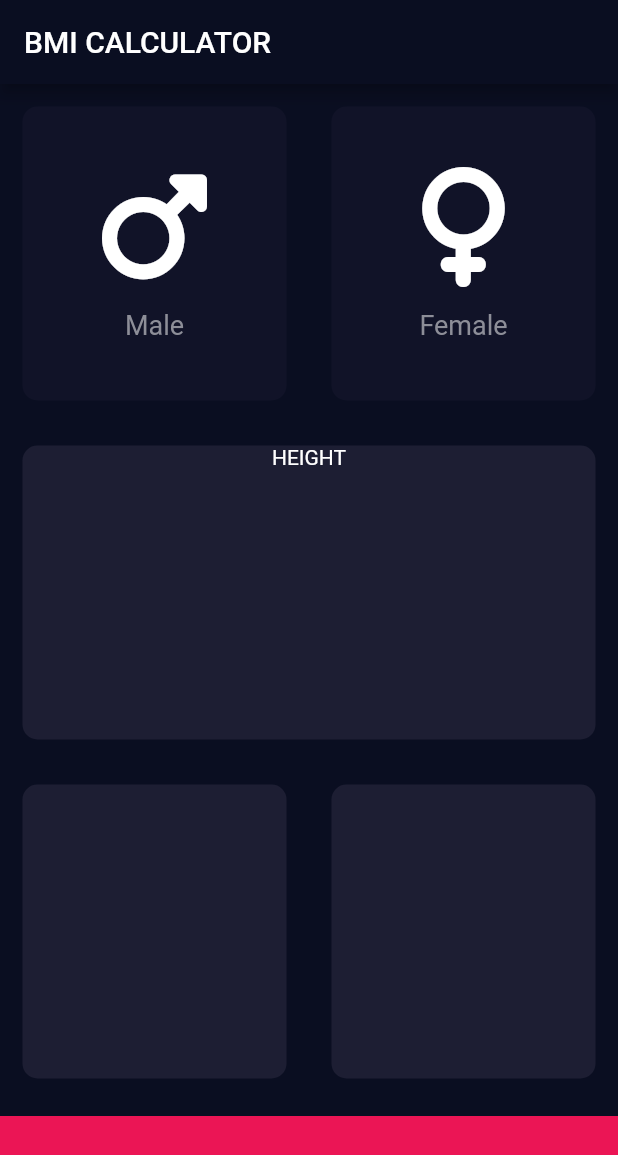
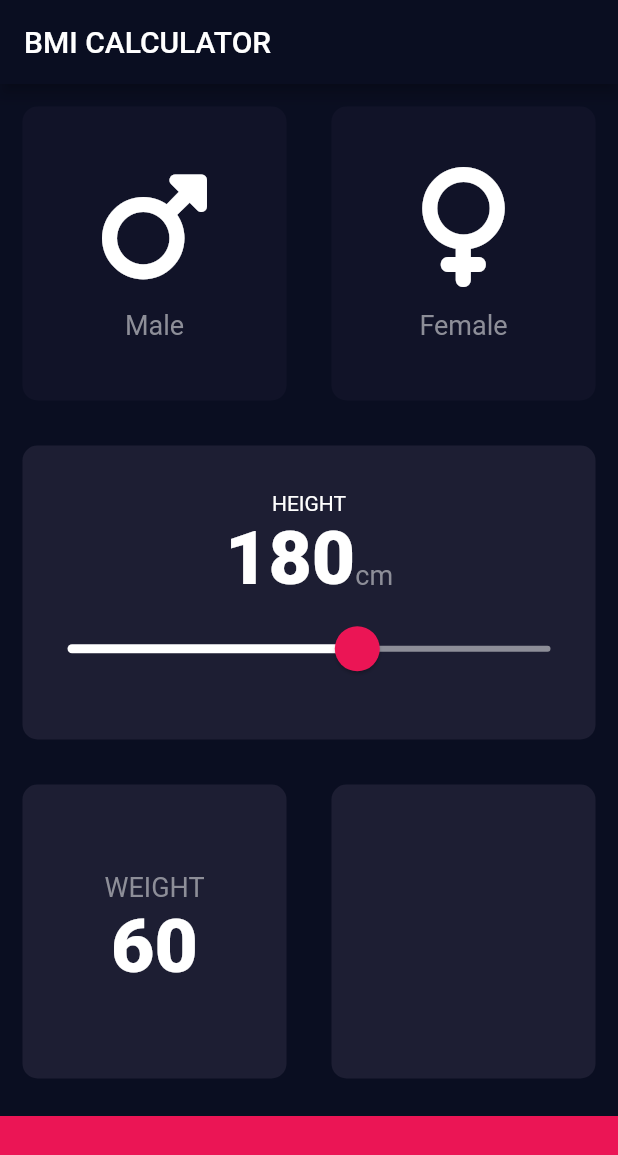
Before and after one commit to Macdeo/bmi, a Flutter app: the screen it shows after launch, on a phone screen of 412 x 824 dp. Shown: the top 1155 px of the screen. Run offline on Flutter 3.47's test engine with Material 2 defaults, Android fonts, the phone set to English and light mode, and no system bars; our stand-ins replace font_awesome_flutter.

Commit message:
modified:   lib/constant.dart 	modified:   lib/gender_selector.dart 	modified:   lib/input_page.dart

```diff
--- a/lib/constant.dart
+++ b/lib/constant.dart
@@ -5,4 +5,9 @@ const kActiveCardColor = Color(0xFF1D1E33);
 const kInActiveCardColor = Color(0xFF111328);
 const kBottomContainerColor = Color(0xFFEB1555);
 
-const labelTextStyle = TextStyle(fontSize: 18, color: Color(0xFF8D8E98));
+const klabelTextStyle = TextStyle(fontSize: 18, color: Color(0xFF8D8E98));
+
+const kNumberTextStyle = TextStyle(
+  fontSize: 50,
+  fontWeight: FontWeight.w900,
+);
--- a/lib/gender_selector.dart
+++ b/lib/gender_selector.dart
@@ -18,7 +18,7 @@ class GenderSelector extends StatelessWidget {
       ),
       Text(
         title,
-        style: labelTextStyle,
+        style: klabelTextStyle,
       )
     ]);
   }
--- a/lib/input_page.dart
+++ b/lib/input_page.dart
@@ -18,6 +18,8 @@ class InputPage extends StatefulWidget {
 
 class _InputPageState extends State<InputPage> {
   Gender? selectedGender;
+  int height = 180;
+  int weigth = 60;
 
   @override
   Widget build(BuildContext context) {
@@ -67,20 +69,69 @@ class _InputPageState extends State<InputPage> {
           Expanded(
             child: ReusableCard(
               colour: kActiveCardColor,
-              cardChild: Column(children: [
-                Text(
-                  'HEIGHT',
-                )
-              ]),
+              cardChild: Column(
+                  mainAxisAlignment: MainAxisAlignment.center,
+                  children: [
+                    Text(
+                      'HEIGHT',
+                    ),
+                    Row(
+                      mainAxisAlignment: MainAxisAlignment.center,
+                      crossAxisAlignment: CrossAxisAlignment.baseline,
+                      textBaseline: TextBaseline.alphabetic,
+                      children: [
+                        Text(
+                          height.toString(),
+                          style: kNumberTextStyle,
+                        ),
+                        Text(
+                          'cm',
+                          style: klabelTextStyle,
+                        )
+                      ],
+                    ),
+                    SliderTheme(
+                      data: SliderTheme.of(context).copyWith(
+                          activeTrackColor: Colors.white,
+                          inactiveTrackColor: Color(0xFF8D8E98),
+                          thumbColor: Color(0xFFEB1555),
+                          overlayColor: Color(0x29EB1555),
+                          thumbShape:
+                              RoundSliderThumbShape(enabledThumbRadius: 15.0),
+                          overlayShape:
+                              RoundSliderOverlayShape(overlayRadius: 30.0)),
+                      child: Slider(
+                        value: height.toDouble(),
+                        onChanged: (double newValue) {
+                          height = newValue.round();
+                          setState(() {
+                            height;
+                          });
+                        },
+                        min: 120.0,
+                        max: 220.0,
+                      ),
+                    )
+                  ]),
             ),
           ),
           Expanded(
             child: Row(
               mainAxisAlignment: MainAxisAlignment.spaceBetween,
-              // ignore: prefer_const_literals_to_create_immutables
               children: [
                 Expanded(
-                  child: ReusableCard(colour: kActiveCardColor),
+                  child: ReusableCard(
+                    colour: kActiveCardColor,
+                    cardChild: Column(
+                        mainAxisAlignment: MainAxisAlignment.center,
+                        children: [
+                          Text(
+                            'WEIGHT',
+                            style: klabelTextStyle,
+                          ),
+                          Text(weigth.toString(), style: kNumberTextStyle)
+                        ]),
+                  ),
                 ),
                 Expanded(
                   child: ReusableCard(colour: kActiveCardColor),
```
